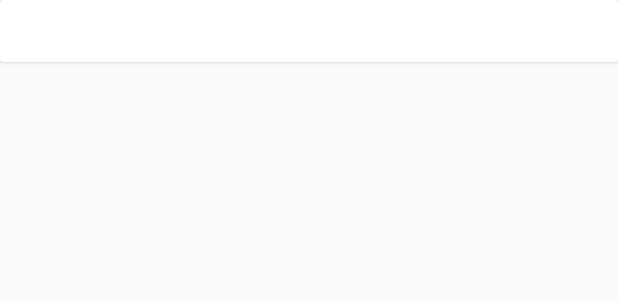
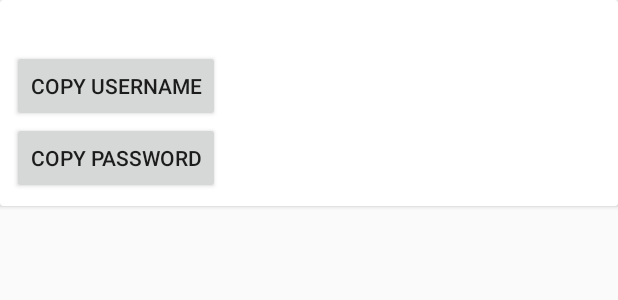
Before and after one commit to robert0609/onePass, an Android app: the layout item_account_vertical.xml on its own in the app's theme, with its tools: preview values and no code run, on a phone screen of 412 x 824 dp. Shown: the top 300 px of the screen. Run offline under Robolectric (Android 15) with nearby library versions, the phone set to English and light mode, and no system bars.

```diff
--- a/app/src/main/AndroidManifest.xml
+++ b/app/src/main/AndroidManifest.xml
@@ -16,7 +16,7 @@
         android:theme="@style/AppTheme">
         <activity
             android:name=".HomeActivity"
-            android:launchMode="singleTop"></activity>
+            android:launchMode="singleTop" />
         <activity
             android:name=".SiteListActivity"
             android:launchMode="singleTop" />
@@ -33,7 +33,6 @@
                 <category android:name="android.intent.category.LAUNCHER" />
             </intent-filter>
         </activity>
-        <activity android:name=".DrawerActivity"></activity>
     </application>
 
 </manifest>
--- a/app/src/main/res/layout/item_account_vertical.xml
+++ b/app/src/main/res/layout/item_account_vertical.xml
@@ -19,5 +19,16 @@
             android:gravity="center_vertical"
             android:maxLines="1"
             android:textSize="15sp" />
+
+        <Button
+            android:id="@+id/copy_username"
+            android:layout_width="wrap_content"
+            android:layout_height="wrap_content"
+            android:text="@string/button_copy_username_title"/>
+        <Button
+            android:id="@+id/copy_password"
+            android:layout_width="wrap_content"
+            android:layout_height="wrap_content"
+            android:text="@string/button_copy_password_title"/>
     </LinearLayout>
 </android.support.v7.widget.CardView>
--- a/app/src/main/res/values/strings.xml
+++ b/app/src/main/res/values/strings.xml
@@ -2,6 +2,8 @@
     <string name="app_name">OnePass</string>
     <string name="app_bar_search_title">Search</string>
     <string name="button_unlock_title">unlock</string>
+    <string name="button_copy_username_title">copy username</string>
+    <string name="button_copy_password_title">copy password</string>
     <string name="title_activity_main">MainActivity</string>
 
     <!-- TODO: Remove or change this placeholder text -->
```
Also changed, not shown: app/src/main/java/com/bluefox/tool/onepass/AccountListAdapter.java (+33 -1 lines), app/src/main/java/com/bluefox/tool/onepass/AccountListFragment.java (+22 -1 lines).
